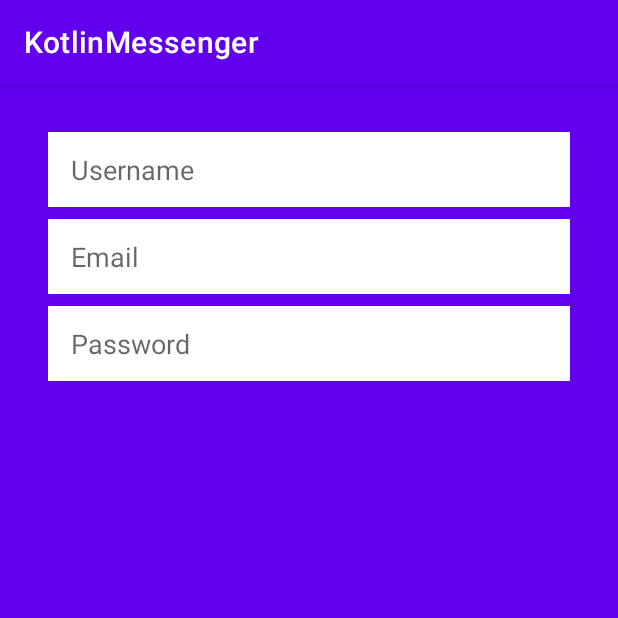
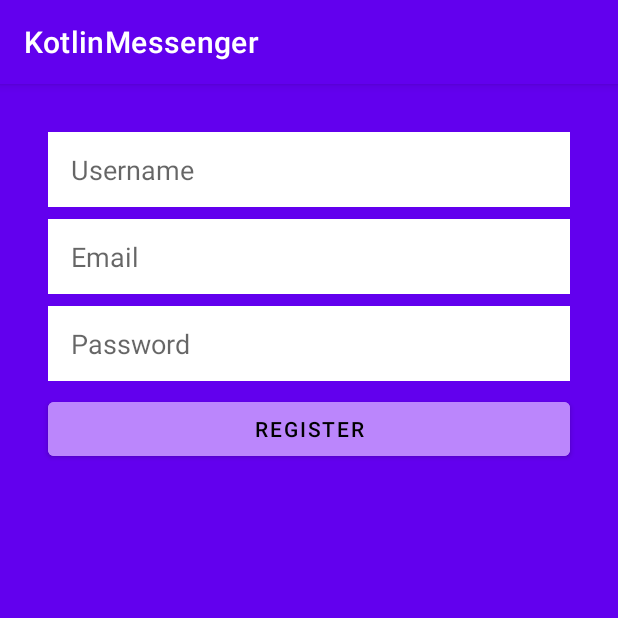
Before and after one commit to 196Sebastian/kotlin-messenger, an Android app: the screen it shows after launch (MainActivity), on a phone screen of 412 x 824 dp, the top half of it. Run offline under Robolectric (Android 15) with nearby library versions, the phone set to English and light mode, and no system bars.

Commit message:
Added a register button

```diff
--- a/app/src/main/java/com/example/kotlinmessenger/MainActivity.kt
+++ b/app/src/main/java/com/example/kotlinmessenger/MainActivity.kt
@@ -2,10 +2,26 @@ package com.example.kotlinmessenger
 
 import androidx.appcompat.app.AppCompatActivity
 import android.os.Bundle
+import android.util.Log
+import android.widget.Button
+import android.widget.EditText
 
 class MainActivity : AppCompatActivity() {
     override fun onCreate(savedInstanceState: Bundle?) {
         super.onCreate(savedInstanceState)
         setContentView(R.layout.activity_main)
+
+        val buttonRegister: Button = findViewById(R.id.button_register)
+
+        buttonRegister.setOnClickListener {
+            val email: EditText = findViewById(R.id.editText_email)
+            val password: EditText = findViewById(R.id.editText_password)
+
+            email.text.toString()
+
+            Log.d("MainActivity", "Email is: $email")
+            Log.d("MainActivity", "Password: $password")
+        }
+
     }
 }
--- a/app/src/main/res/layout/activity_main.xml
+++ b/app/src/main/res/layout/activity_main.xml
@@ -8,7 +8,7 @@
     tools:context=".MainActivity">
 
     <EditText
-        android:id="@+id/editText"
+        android:id="@+id/editText_username"
         android:layout_width="0dp"
         android:layout_height="50dp"
         android:layout_marginStart="32dp"
@@ -26,7 +26,7 @@
         app:layout_constraintTop_toTopOf="parent" />
 
     <EditText
-        android:id="@+id/editText2"
+        android:id="@+id/editText_email"
         android:layout_width="0dp"
         android:layout_height="50dp"
         android:layout_marginTop="8dp"
@@ -35,11 +35,12 @@
         android:ems="10"
         android:hint="Email"
         android:inputType="textEmailAddress"
-        app:layout_constraintEnd_toEndOf="@+id/editText"
-        app:layout_constraintStart_toStartOf="@+id/editText"
-        app:layout_constraintTop_toBottomOf="@+id/editText" />
+        app:layout_constraintEnd_toEndOf="@+id/editText_username"
+        app:layout_constraintStart_toStartOf="@+id/editText_username"
+        app:layout_constraintTop_toBottomOf="@+id/editText_username" />
 
     <EditText
+        android:id="@+id/editText_password"
         android:layout_width="0dp"
         android:layout_height="50dp"
         android:layout_marginTop="8dp"
@@ -48,9 +49,26 @@
         android:background="@color/white"
         android:hint="Password"
         android:inputType="textPassword"
-        app:layout_constraintEnd_toEndOf="@+id/editText2"
-        app:layout_constraintStart_toStartOf="@+id/editText2"
-        app:layout_constraintTop_toBottomOf="@+id/editText2" />
+        app:layout_constraintEnd_toEndOf="@+id/editText_email"
+        app:layout_constraintStart_toStartOf="@+id/editText_email"
+        app:layout_constraintTop_toBottomOf="@+id/editText_email" />
+
+    <Button
+        android:id="@+id/button_register"
+        android:layout_width="match_parent"
+        android:layout_height="wrap_content"
+        android:layout_marginStart="32dp"
+        android:layout_marginEnd="32dp"
+        android:layout_marginLeft="32dp"
+        android:layout_marginRight="32dp"
+        android:layout_marginTop="8dp"
+        android:backgroundTint="@color/purple_200"
+        android:text="REGISTER"
+        android:textColor="@color/black"
+        app:layout_constraintEnd_toEndOf="@+id/editText_password"
+        app:layout_constraintStart_toStartOf="@+id/editText_password"
+        app:layout_constraintTop_toBottomOf="@+id/editText_password"
+        />
 
 
 </androidx.constraintlayout.widget.ConstraintLayout>
```
